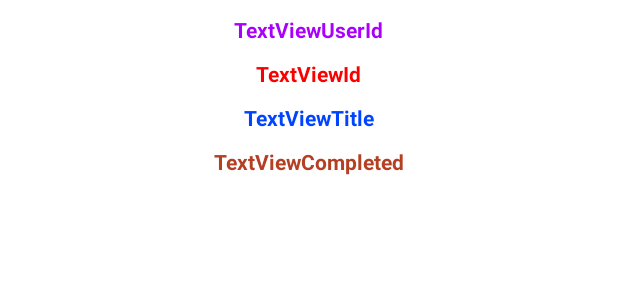
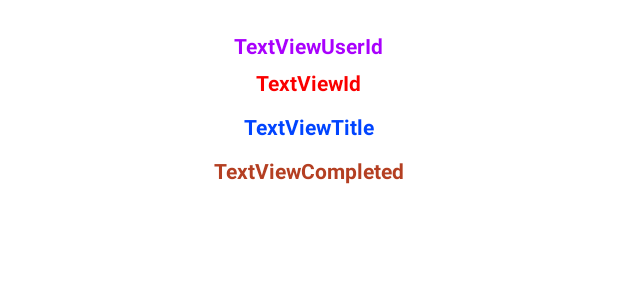
Before and after one commit to KatariyaAlpesh/Project_Volley_5_Todos, an Android app: the layout recycler_view_image_page.xml on its own in the app's theme, with its tools: preview values and no code run, on a phone screen of 412 x 824 dp. Shown: the top 300 px of the screen. Run offline under Robolectric (Android 15) with nearby library versions, the phone set to English and light mode, and no system bars; network calls fail.

Commit message:
First Commit

```diff
--- a/app/src/main/res/layout/recycler_view_image_page.xml
+++ b/app/src/main/res/layout/recycler_view_image_page.xml
@@ -1,16 +1,20 @@
 <?xml version="1.0" encoding="utf-8"?>
-<androidx.constraintlayout.widget.ConstraintLayout xmlns:android="http://schemas.android.com/apk/res/android"
+<androidx.constraintlayout.widget.ConstraintLayout
+    xmlns:android="http://schemas.android.com/apk/res/android"
     xmlns:app="http://schemas.android.com/apk/res-auto"
     xmlns:tools="http://schemas.android.com/tools"
     android:layout_width="match_parent"
-    android:layout_height="wrap_content">
+    android:layout_height="wrap_content"
+    android:layout_margin="10dp"
+    android:padding="5dp"
+    >
 
     <TextView
         android:id="@+id/textViewUserId"
         android:layout_width="wrap_content"
         android:layout_height="wrap_content"
         android:text="TextViewUserId"
-        android:layout_margin="10dp"
+        android:layout_margin="5dp"
         android:textStyle="bold"
         android:textColor="#A900FD"
         app:layout_constraintEnd_toEndOf="parent"
@@ -22,7 +26,7 @@
         android:layout_width="wrap_content"
         android:layout_height="wrap_content"
         android:text="TextViewId"
-        android:layout_margin="10dp"
+        android:layout_margin="5dp"
         android:textStyle="bold"
         android:textColor="#FA0000"
         app:layout_constraintEnd_toEndOf="parent"
@@ -39,7 +43,8 @@
         android:textColor="#0044FF"
         app:layout_constraintEnd_toEndOf="parent"
         app:layout_constraintStart_toStartOf="parent"
-        app:layout_constraintTop_toBottomOf="@+id/textViewId" />
+        app:layout_constraintTop_toBottomOf="@+id/textViewId"
+        />
 
     <TextView
         android:id="@+id/textViewCompleted"
@@ -52,5 +57,7 @@
         android:textColor="#B43F22"
         app:layout_constraintEnd_toEndOf="parent"
         app:layout_constraintStart_toStartOf="parent"
-        app:layout_constraintTop_toBottomOf="@+id/textViewTitle" />
+        app:layout_constraintTop_toBottomOf="@+id/textViewTitle"
+        />
+
 </androidx.constraintlayout.widget.ConstraintLayout>
```
